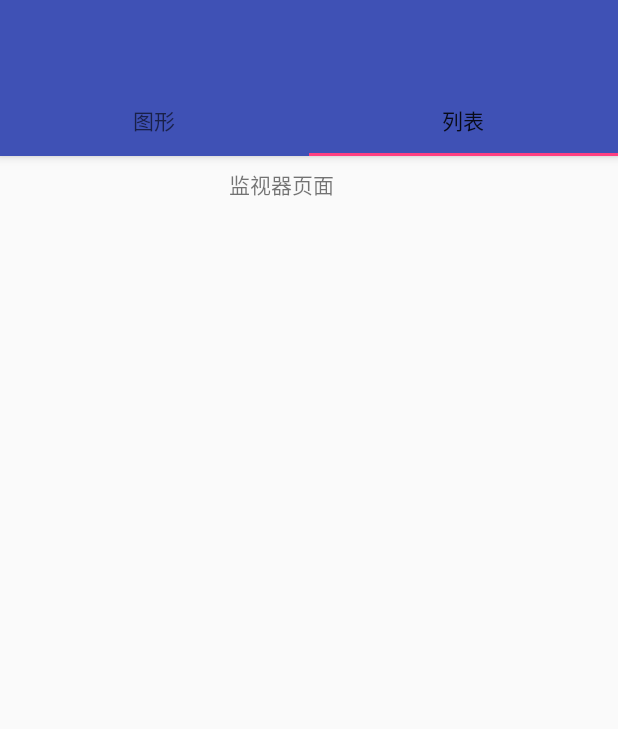
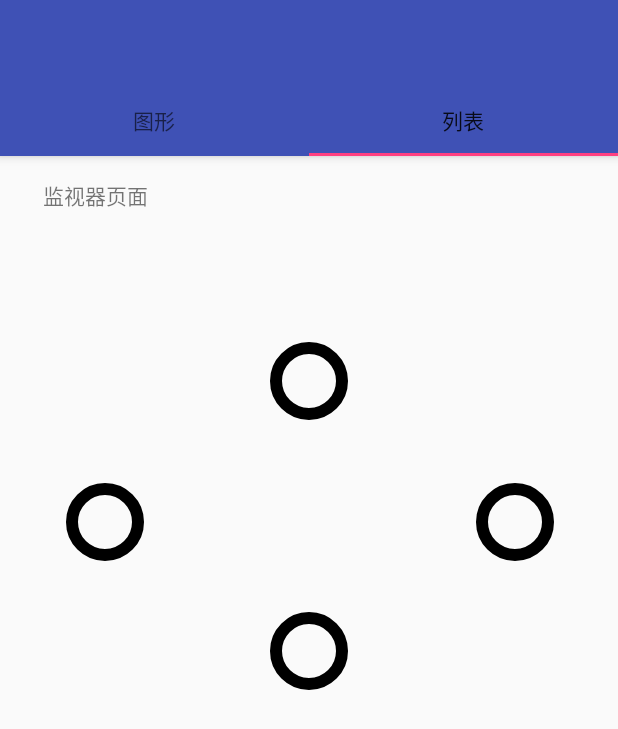
Before and after one commit to 2Beyong/StatusPageDemo, an Android app: the fragment MonitorFragment placed in its activity, on a phone screen of 412 x 824 dp. Shown: the top 729 px of the screen. Run offline under Robolectric (Android 15) with nearby library versions, the phone set to English and light mode, and no system bars; 3 statements that could not run were skipped.

Commit message:
8th Commit.
Draw 4 Circle.

```diff
--- /dev/null
+++ b/app/src/main/java/com/hongon/statuspagedemo/MonitorFragment.java
@@ -0,0 +1,55 @@
+package com.hongon.statuspagedemo;
+
+import android.app.AlertDialog;
+import android.content.DialogInterface;
+import android.os.Bundle;
+import android.support.annotation.Nullable;
+import android.support.v4.app.Fragment;
+import android.view.LayoutInflater;
+import android.view.View;
+import android.view.ViewGroup;
+
+import com.hongon.statuspagedemo.R;
+import com.hongon.statuspagedemo.View.ButtonView;
+
+/**
+ * Created by Admin on 2017/12/27.
+ */
+
+public class MonitorFragment extends Fragment {
+    @Nullable
+    @Override
+    public View onCreateView(LayoutInflater inflater, @Nullable ViewGroup container, @Nullable Bundle savedInstanceState) {
+        return inflater.inflate(R.layout.fragment_monitor,container,false);
+
+
+    }
+
+    @Override
+    public void onViewCreated(View view, @Nullable Bundle savedInstanceState) {
+        super.onViewCreated(view, savedInstanceState);
+        ButtonView Bb_Solar = getView().findViewById(R.id.CircleA);
+        Bb_Solar.setOnClickListener(new View.OnClickListener() {
+            @Override
+            public void onClick(View view) {
+                //显示dialog
+                ShowDialog();
+            }
+        });
+    }
+
+    //
+    private void ShowDialog()
+    {
+        String[] item ={"A","B","C"};
+        AlertDialog.Builder listDialog = new AlertDialog.Builder(getContext());
+        listDialog.setTitle("光伏实时信息");
+        listDialog.setItems(item, new DialogInterface.OnClickListener() {
+            @Override
+            public void onClick(DialogInterface dialogInterface, int i) {
+
+            }
+        });
+        listDialog.show();
+    }
+}
--- a/app/src/main/java/com/hongon/statuspagedemo/Service/DataQueryService.java
+++ b/app/src/main/java/com/hongon/statuspagedemo/Service/DataQueryService.java
@@ -190,7 +190,7 @@ public class DataQueryService extends Service{
 
     // 接口
 
-    interface OnIDReceivedListener
+    public interface OnIDReceivedListener
     {
         void OnIDReceived(Datagram datagram);
     }
@@ -201,7 +201,7 @@ public class DataQueryService extends Service{
         this.onIDReceivedListener = onIDReceivedListener;
     }
 
-    interface OnRunningDataReceivedListener
+    public interface OnRunningDataReceivedListener
     {
         void OnRunningDataReceived(Datagram datagram);
     }
--- a/app/src/main/java/com/hongon/statuspagedemo/Service/MonitorFragment.java
+++ /dev/null
@@ -1,22 +0,0 @@
-package com.hongon.statuspagedemo.Service;
-
-import android.os.Bundle;
-import android.support.annotation.Nullable;
-import android.support.v4.app.Fragment;
-import android.view.LayoutInflater;
-import android.view.View;
-import android.view.ViewGroup;
-
-import com.hongon.statuspagedemo.R;
-
-/**
- * Created by Admin on 2017/12/27.
- */
-
-public class MonitorFragment extends Fragment {
-    @Nullable
-    @Override
-    public View onCreateView(LayoutInflater inflater, @Nullable ViewGroup container, @Nullable Bundle savedInstanceState) {
-        return inflater.inflate(R.layout.fragment_monitor,container,false);
-    }
-}
--- a/app/src/main/java/com/hongon/statuspagedemo/Service/StatusFragment.java
+++ b/app/src/main/java/com/hongon/statuspagedemo/StatusFragment.java
@@ -1,4 +1,4 @@
-package com.hongon.statuspagedemo.Service;
+package com.hongon.statuspagedemo;
 
 import android.os.Bundle;
 import android.support.annotation.Nullable;
@@ -16,6 +16,7 @@ import com.hongon.statuspagedemo.DataModel.Datagram;
 import com.hongon.statuspagedemo.DataModel.ResponseID;
 import com.hongon.statuspagedemo.DataModel.ResponseRunningData;
 import com.hongon.statuspagedemo.R;
+import com.hongon.statuspagedemo.Service.DataQueryService;
 
 import java.util.ArrayList;
 import java.util.List;
--- /dev/null
+++ b/app/src/main/java/com/hongon/statuspagedemo/View/ButtonView.java
@@ -0,0 +1,91 @@
+package com.hongon.statuspagedemo.View;
+
+import android.content.Context;
+import android.graphics.Canvas;
+import android.graphics.Paint;
+import android.graphics.Path;
+import android.support.graphics.drawable.VectorDrawableCompat;
+import android.util.AttributeSet;
+import android.view.View;
+
+import com.hongon.statuspagedemo.R;
+
+/**
+ * Created by CoCO on 2018/1/2.
+ */
+
+public class ButtonView extends View {
+
+    //--- Member ---
+
+    // size
+    int mHeight;
+    int mWidth;
+
+    // paint
+    Paint mPaint;
+    // icon的id
+    int icon;
+
+    VectorDrawableCompat x;
+
+    public void setIcon(int DrawableId) {
+        this.icon = DrawableId;
+    }
+
+
+    //--- Constructor
+
+    public ButtonView(Context context)
+    {
+        super(context,null);
+    }
+
+    public ButtonView(Context context, AttributeSet attr)
+    {
+        super(context,attr);
+        initPaint();
+
+    }
+
+
+
+    //----- Core Function
+
+    private  void initPaint()
+    {
+       mPaint = new Paint();
+       mPaint.setStyle(Paint.Style.STROKE);
+       mPaint.setStrokeCap(Paint.Cap.ROUND);
+       mPaint.setStrokeWidth(12f);
+       mPaint.setAntiAlias(true);
+    }
+
+    private void initVectorDraw()
+    {
+        //x = VectorDrawableCompat.create(,R.drawable.ic_sun);
+    }
+
+    //--- Override
+
+
+
+
+    @Override
+    protected void onSizeChanged(int w, int h, int oldw, int oldh) {
+        super.onSizeChanged(w, h, oldw, oldh);
+        mHeight = h;
+        mWidth = w;
+    }
+
+    @Override
+    protected void onDraw(Canvas canvas) {
+        super.onDraw(canvas);
+
+        // 中心
+        canvas.translate(mWidth/2,mHeight/2);
+
+        // 画边框圆
+        canvas.drawCircle(0,0,(mWidth/2f - 12f),mPaint);
+    }
+}
--- /dev/null
+++ b/app/src/main/res/drawable/ic_sun.xml
@@ -0,0 +1,4 @@
+<vector android:height="24dp" android:viewportHeight="1024.0"
+    android:viewportWidth="1024.0" android:width="24dp" xmlns:android="http://schemas.android.com/apk/res/android">
+    <path android:fillColor="#FF000000" android:pathData="M512,235c-92.3,0 -167.4,75.1 -167.4,167.4 0,92.3 75.1,167.4 167.4,167.4S679.4,494.7 679.4,402.4c0,-92.3 -75.1,-167.4 -167.4,-167.4zM512,542.6c-77.3,0 -140.2,-62.9 -140.2,-140.2s62.9,-140.2 140.2,-140.2 140.2,62.9 140.2,140.2 -62.9,140.2 -140.2,140.2zM748.6,388.8h165.2v27.2L748.6,416zM110.2,388.8h165.2v27.2L110.2,416zM834.1,743.8L669.7,579.4l19.2,-19.2 164.4,164.4zM266.1,137.3l88.2,88.2 -19.2,19.2 -88.2,-88.2zM498.4,639h27.2v308.1h-27.2zM498.4,76.9h27.2v88.9h-27.2zM189.9,743.8l-19.2,-19.2 164.4,-164.4 19.2,19.2zM757.9,137.3l19.2,19.2 -88.2,88.2 -19.2,-19.2z"/>
+</vector>
--- a/app/src/main/res/layout/activity_main.xml
+++ b/app/src/main/res/layout/activity_main.xml
@@ -21,8 +21,7 @@
                 android:id="@+id/toolbar"
                 android:layout_width="match_parent"
                 android:layout_height="?attr/actionBarSize"
-                app:title="@string/app_name"
-                ></android.support.v7.widget.Toolbar>
+                app:title="@string/app_name"></android.support.v7.widget.Toolbar>
 
 
         </android.support.design.widget.CollapsingToolbarLayout>
@@ -56,7 +55,7 @@
         <FrameLayout
             android:id="@+id/FragmentViewpage"
             android:layout_width="match_parent"
-            android:layout_height="wrap_content">
+            android:layout_height="match_parent">
 
         </FrameLayout>
 
--- a/app/src/main/res/layout/fragment_monitor.xml
+++ b/app/src/main/res/layout/fragment_monitor.xml
@@ -1,10 +1,9 @@
 <?xml version="1.0" encoding="utf-8"?>
-<android.support.constraint.ConstraintLayout
-    xmlns:android="http://schemas.android.com/apk/res/android"
+<android.support.constraint.ConstraintLayout xmlns:android="http://schemas.android.com/apk/res/android"
     xmlns:app="http://schemas.android.com/apk/res-auto"
     xmlns:tools="http://schemas.android.com/tools"
     android:layout_width="match_parent"
-    android:layout_height="match_parent">
+    android:layout_height="600dp">
 
     <TextView
         android:id="@+id/textView"
@@ -17,6 +16,73 @@
         android:text="监视器页面"
         app:layout_constraintBottom_toBottomOf="parent"
         app:layout_constraintEnd_toEndOf="parent"
+        app:layout_constraintHorizontal_bias="0.072"
         app:layout_constraintStart_toStartOf="parent"
+        app:layout_constraintTop_toTopOf="parent"
+        app:layout_constraintVertical_bias="0.014" />
+
+    <com.hongon.statuspagedemo.View.ButtonView
+        android:id="@+id/CircleA"
+        android:layout_width="60dp"
+        android:layout_height="60dp"
+        android:layout_marginBottom="8dp"
+        android:layout_marginTop="8dp"
+        app:layout_constraintBottom_toTopOf="@+id/CircleD"
+        app:layout_constraintLeft_toLeftOf="parent"
+        app:layout_constraintRight_toRightOf="parent"
         app:layout_constraintTop_toTopOf="parent" />
+
+    <com.hongon.statuspagedemo.View.ButtonView
+        android:id="@+id/CircleB"
+        android:layout_width="60dp"
+        android:layout_height="60dp"
+        android:layout_marginBottom="8dp"
+        android:layout_marginTop="32dp"
+        app:layout_constraintBottom_toBottomOf="parent"
+        app:layout_constraintHorizontal_bias="0.114"
+        app:layout_constraintLeft_toLeftOf="parent"
+        app:layout_constraintRight_toRightOf="parent"
+        app:layout_constraintTop_toTopOf="parent"
+        app:layout_constraintVertical_bias="0.364" />
+
+    <com.hongon.statuspagedemo.View.ButtonView
+        android:id="@+id/CircleC"
+        android:layout_width="60dp"
+        android:layout_height="60dp"
+        android:layout_marginBottom="8dp"
+        android:layout_marginTop="32dp"
+        app:layout_constraintBottom_toBottomOf="parent"
+        app:layout_constraintHorizontal_bias="0.891"
+        app:layout_constraintLeft_toLeftOf="parent"
+        app:layout_constraintRight_toRightOf="parent"
+        app:layout_constraintTop_toTopOf="parent"
+        app:layout_constraintVertical_bias="0.364" />
+
+    <com.hongon.statuspagedemo.View.ButtonView
+        android:id="@+id/CircleD"
+        android:layout_width="60dp"
+        android:layout_height="60dp"
+        android:layout_marginBottom="240dp"
+        app:layout_constraintBottom_toBottomOf="parent"
+        app:layout_constraintLeft_toLeftOf="parent"
+        app:layout_constraintRight_toRightOf="parent" />
+
+    <android.support.constraint.Guideline
+        android:id="@+id/guideline"
+        android:layout_width="wrap_content"
+        android:layout_height="wrap_content"
+        android:layout_marginEnd="191dp"
+        android:layout_marginStart="192dp"
+        android:orientation="vertical"
+        app:layout_constraintEnd_toEndOf="parent"
+        app:layout_constraintGuide_end="192dp"
+        app:layout_constraintStart_toStartOf="parent" />
+
+    <android.support.constraint.Guideline
+        android:id="@+id/HorizenBaseLine"
+        android:layout_width="wrap_content"
+        android:layout_height="wrap_content"
+        android:orientation="horizontal"
+        app:layout_constraintBottom_toBottomOf="parent"
+        app:layout_constraintGuide_end="300dp" />
 </android.support.constraint.ConstraintLayout>
```
Also changed, not shown: app/src/main/java/com/hongon/statuspagedemo/MainActivity.java (+0 -15 lines).
